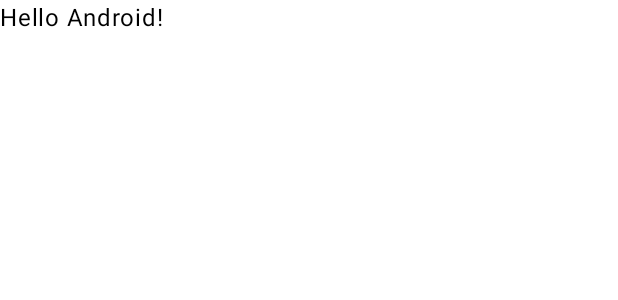
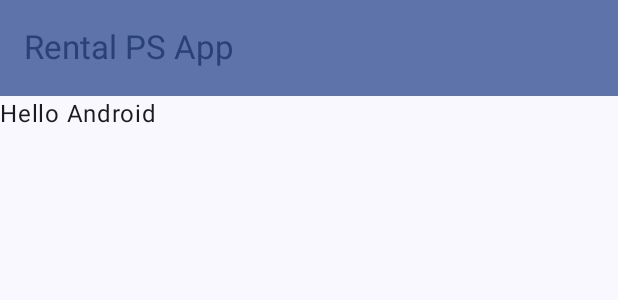
Before and after one commit to NazwaM8/Asesmen1, an Android app built with Jetpack Compose: the @Preview function GreetingPreview, on a phone screen of 412 x 824 dp. Shown: the top 300 px of the screen. Run offline under Robolectric (Android 15) with nearby library versions, the phone set to English and light mode, and no system bars.

Commit message:
Membuat TopAppBar

```diff
--- a/app/src/main/java/com/nazwamursyidan0077/asesmen1/MainActivity.kt
+++ b/app/src/main/java/com/nazwamursyidan0077/asesmen1/MainActivity.kt
@@ -1,15 +1,20 @@
 package com.nazwamursyidan0077.asesmen1
 
+import android.content.res.Configuration
 import android.os.Bundle
 import androidx.activity.ComponentActivity
 import androidx.activity.compose.setContent
 import androidx.activity.enableEdgeToEdge
-import androidx.compose.foundation.layout.fillMaxSize
 import androidx.compose.foundation.layout.padding
+import androidx.compose.material3.ExperimentalMaterial3Api
+import androidx.compose.material3.MaterialTheme
 import androidx.compose.material3.Scaffold
 import androidx.compose.material3.Text
+import androidx.compose.material3.TopAppBar
+import androidx.compose.material3.TopAppBarDefaults
 import androidx.compose.runtime.Composable
 import androidx.compose.ui.Modifier
+import androidx.compose.ui.res.stringResource
 import androidx.compose.ui.tooling.preview.Preview
 import com.nazwamursyidan0077.asesmen1.ui.theme.Asesmen1Theme
 
@@ -19,29 +24,45 @@ class MainActivity : ComponentActivity() {
         enableEdgeToEdge()
         setContent {
             Asesmen1Theme {
-                Scaffold(modifier = Modifier.fillMaxSize()) { innerPadding ->
-                    Greeting(
-                        name = "Android",
-                        modifier = Modifier.padding(innerPadding)
-                    )
-                }
+                MainScreen()
             }
         }
     }
 }
 
+@OptIn(ExperimentalMaterial3Api::class)
 @Composable
-fun Greeting(name: String, modifier: Modifier = Modifier) {
+fun MainScreen() {
+    Scaffold(
+        topBar = {
+            TopAppBar(
+                title = {
+                    Text(text = stringResource(id = R.string.app_name))
+                },
+                colors = TopAppBarDefaults.mediumTopAppBarColors(
+                    containerColor = MaterialTheme.colorScheme.primaryContainer,
+                    titleContentColor = MaterialTheme.colorScheme.primary,
+                )
+            )
+        }
+    ) { innerPadding ->
+        ScreenContent(Modifier.padding(innerPadding))
+    }
+}
+
+@Composable
+fun ScreenContent(modifier: Modifier = Modifier) {
     Text(
-        text = "Hello $name!",
+        text = "Hello Android",
         modifier = modifier
     )
 }
 
 @Preview(showBackground = true)
+@Preview(uiMode = Configuration.UI_MODE_NIGHT_YES, showBackground = true)
 @Composable
 fun GreetingPreview() {
     Asesmen1Theme {
-        Greeting("Android")
+        MainScreen()
     }
 }
--- a/app/src/main/res/values/strings.xml
+++ b/app/src/main/res/values/strings.xml
@@ -1,3 +1,3 @@
 <resources>
-    <string name="app_name">Asesmen1</string>
+    <string name="app_name">Rental PS App</string>
 </resources>
```
